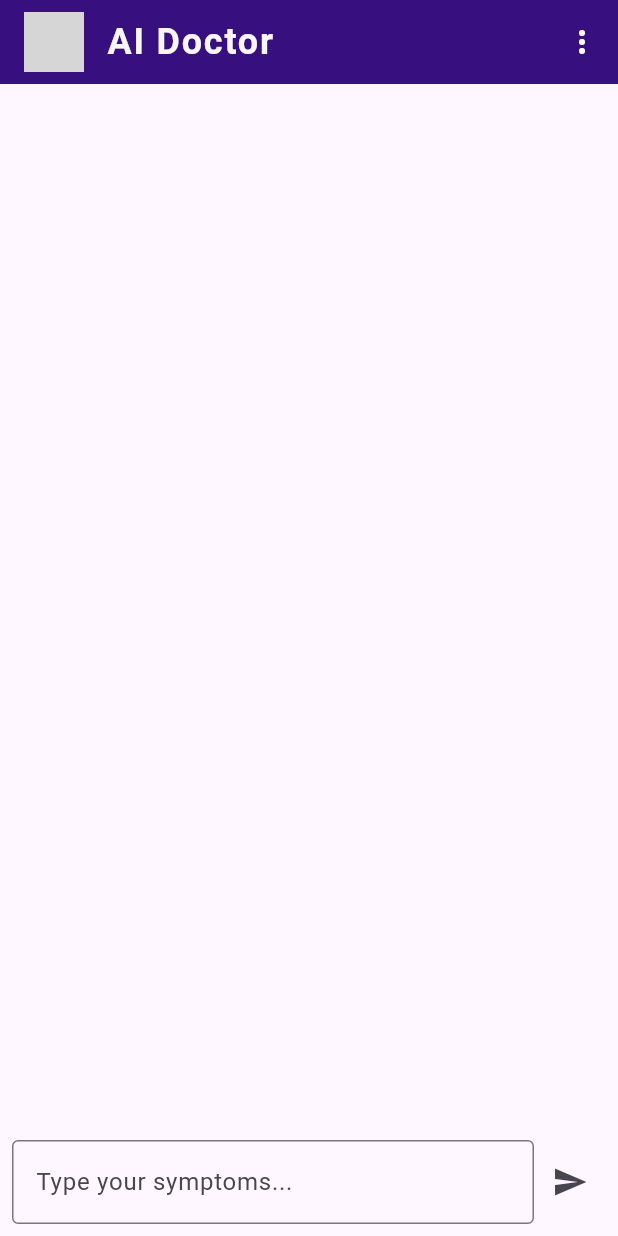
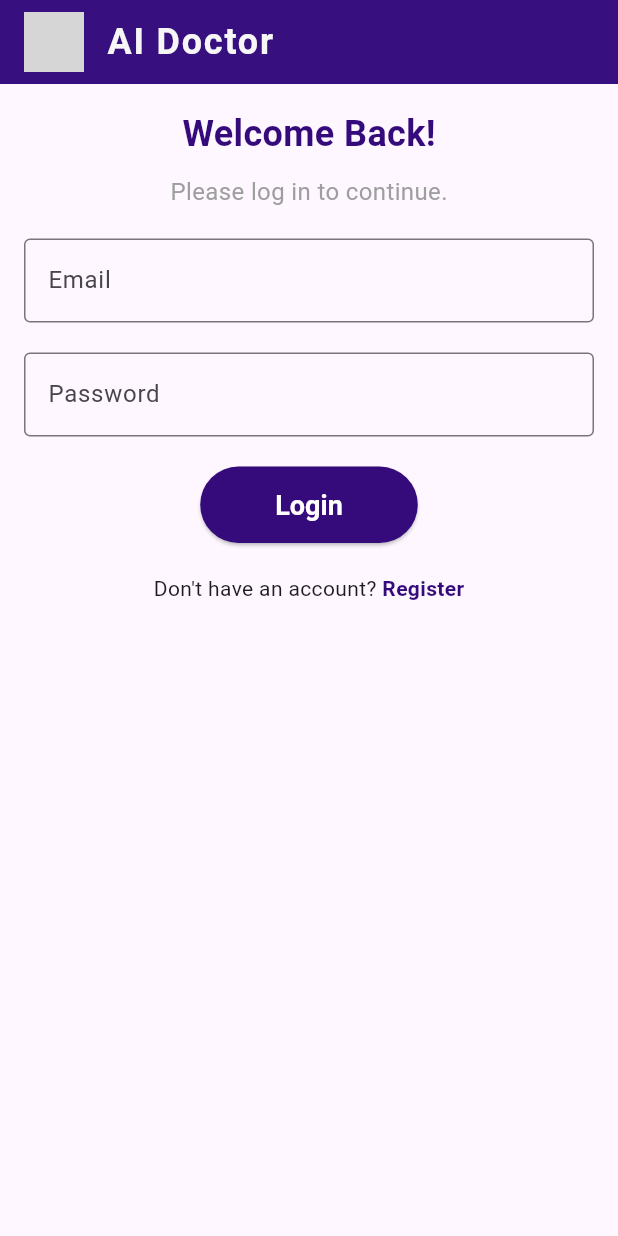
Before and after one commit to mpumzee/ai_doc, a Flutter app: the screen it shows after launch, on a phone screen of 412 x 824 dp. Run offline on Flutter 3.47's test engine with Material 3 defaults, Android fonts, the phone set to English and light mode, and no system bars; our stand-ins replace flutter_markdown, supabase_flutter; accounts and stored records are empty; grey boxes are pictures that could not be loaded.

Commit message:
working auth and chat

```diff
--- /dev/null
+++ b/lib/login_page.dart
@@ -0,0 +1,165 @@
+import 'package:ai_doc/main.dart';
+import 'package:ai_doc/registration_page.dart';
+import 'package:flutter/material.dart';
+import 'package:supabase_flutter/supabase_flutter.dart';
+
+class LoginPage extends StatefulWidget {
+  @override
+  _LoginPageState createState() => _LoginPageState();
+}
+
+class _LoginPageState extends State<LoginPage> {
+  final TextEditingController _emailController = TextEditingController();
+  final TextEditingController _passwordController = TextEditingController();
+  final SupabaseClient _supabaseClient = Supabase.instance.client;
+
+  Future<void> _login() async {
+    final email = _emailController.text;
+    final password = _passwordController.text;
+
+    try {
+      final AuthResponse response = await Supabase.instance.client.auth.signInWithPassword(
+        email: email,
+        password: password,
+      );
+
+      if (response.user != null) {
+        ScaffoldMessenger.of(context).showSnackBar(
+          SnackBar(content: Text('Login successful: ${response.user!.email}')),
+        );
+        Navigator.pushReplacement(
+          context,
+          MaterialPageRoute(builder: (context) => ChatScreen()),
+        );
+      } else {
+        ScaffoldMessenger.of(context).showSnackBar(
+          SnackBar(content: Text('Login failed: User is null')),
+        );
+      }
+    } on AuthException catch (error) {
+      ScaffoldMessenger.of(context).showSnackBar(
+        SnackBar(content: Text('Supabase Auth error: ${error.message}')),
+      );
+    } catch (e) {
+      ScaffoldMessenger.of(context).showSnackBar(
+        SnackBar(content: Text('Unexpected error: $e')),
+      );
+    }
+  }
+
+  @override
+  Widget build(BuildContext context) {
+    return Scaffold(
+      appBar: AppBar(
+        title: Row(
+          mainAxisAlignment: MainAxisAlignment.start,
+          children: [
+            ClipRRect(
+              borderRadius: BorderRadius.circular(8),
+              child: Image.asset(
+                '/logo.jpeg',
+                height: 40,
+                width: 40,
+                fit: BoxFit.cover,
+              ),
+            ),
+            const SizedBox(width: 15),
+            const Text(
+              'AI Doctor',
+              style: TextStyle(
+                fontSize: 24,
+                fontWeight: FontWeight.bold,
+                fontFamily: 'Roboto',
+                letterSpacing: 1.2,
+                color: Color.fromARGB(255, 246, 246, 247),
+              ),
+            ),
+          ],
+        ),
+        centerTitle: false,
+        backgroundColor: Color.fromARGB(255, 53, 10, 123),
+        elevation: 2,
+        iconTheme: IconThemeData(color: Colors.white),
+      ),
+      body: Padding(
+        padding: const EdgeInsets.all(16.0),
+        child: Column(
+          children: [
+            const Text(
+              'Welcome Back!',
+              style: TextStyle(
+                fontSize: 24,
+                fontWeight: FontWeight.bold,
+                color: Color.fromARGB(255, 53, 10, 123),
+              ),
+            ),
+            const SizedBox(height: 10),
+            const Text(
+              'Please log in to continue.',
+              style: TextStyle(
+                fontSize: 16,
+                color: Colors.grey,
+              ),
+            ),
+            const SizedBox(height: 20),
+            TextField(
+              controller: _emailController,
+              decoration: InputDecoration(
+                labelText: 'Email',
+                border: OutlineInputBorder(),
+              ),
+            ),
+            const SizedBox(height: 20),
+            TextField(
+              controller: _passwordController,
+              decoration: InputDecoration(
+                labelText: 'Password',
+                border: OutlineInputBorder(),
+              ),
+              obscureText: true,
+            ),
+            const SizedBox(height: 20),
+            ElevatedButton(
+              onPressed: _login,
+              style: ElevatedButton.styleFrom(
+              backgroundColor: Color.fromARGB(255, 53, 10, 123),
+              padding: const EdgeInsets.symmetric(horizontal: 50, vertical: 15),
+              textStyle: const TextStyle(
+                fontSize: 18,
+                fontWeight: FontWeight.bold,
+              ),
+              ),
+              child: const Text(
+              'Login',
+              style: TextStyle(color: Colors.white), // Explicitly set text color to white
+              ),
+            ),
+
+            const SizedBox(height: 20),
+            Row(
+              mainAxisAlignment: MainAxisAlignment.center,
+              children: [
+                const Text('Don\'t have an account? '),
+                GestureDetector(
+                  onTap: () {
+                    Navigator.push(
+                      context,
+                      MaterialPageRoute(builder: (context) => RegistrationPage()),
+                    );
+                  },
+                  child: const Text(
+                    'Register',
+                    style: TextStyle(
+                      color: Color.fromARGB(255, 53, 10, 123),
+                      fontWeight: FontWeight.bold,
+                    ),
+                  ),
+                ),
+              ],
+            ),
+          ],
+        ),
+      ),
+    );
+  }
+}
--- a/pubspec.yaml
+++ b/pubspec.yaml
@@ -11,6 +11,7 @@ dependencies:
     sdk: flutter
   flutter_markdown: ^0.7.7
   http: ^1.3.0
+  supabase_flutter: ^1.0.0
 
 dev_dependencies:
   flutter_test:
```
Also changed, not shown: lib/main.dart (+54 -9 lines), lib/registration_page.dart (added, +196 -0 lines), pubspec.lock, 5 other files.
